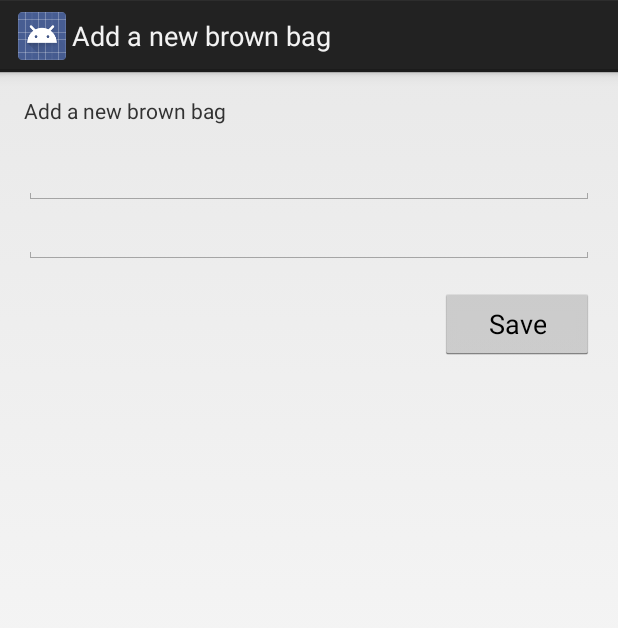
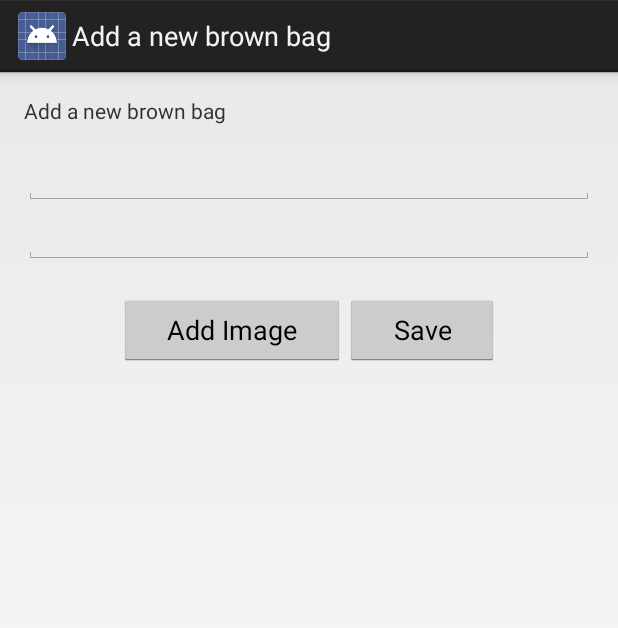
Before and after one commit to bart-blommaerts/android-workshop, an Android app: the AddBrownBagActivity screen opened directly, with no data from a screen before it, on a phone screen of 412 x 824 dp. Shown: the top 628 px of the screen. Run offline under Robolectric (Android 15) with nearby library versions, the phone set to English and light mode, and no system bars.

```diff
--- a/Workshop/src/main/AndroidManifest.xml
+++ b/Workshop/src/main/AndroidManifest.xml
@@ -36,4 +36,7 @@
         </activity>
     </application>
 
+    <uses-permission android:name="android.permission.CAMERA" />
+    <uses-feature android:name="android.hardware.camera" />
+    <uses-permission android:name="android.permission.WRITE_EXTERNAL_STORAGE" />
 </manifest>
--- a/Workshop/src/main/java/be/hp/workshop/data/ddl_dml/BrownBagContract.java
+++ b/Workshop/src/main/java/be/hp/workshop/data/ddl_dml/BrownBagContract.java
@@ -11,13 +11,15 @@ public class BrownBagContract implements BaseColumns {
     public static final String COLUMN_NAME_TITLE = "title";
     public static final String COLUMN_NAME_CONTENT = "content";
     public static final String COLUMN_NAME_IMAGE_ID = "image_id";
+    public static final String COLUMN_NAME_IMAGE_URL = "image_url";
 
     public static final String SQL_CREATE_TABLE =
             "CREATE TABLE " + TABLE_NAME + " (" +
                     _ID + " INTEGER PRIMARY KEY AUTOINCREMENT," +
                     COLUMN_NAME_TITLE + " TEXT," +
                     COLUMN_NAME_CONTENT + " TEXT," +
-                    COLUMN_NAME_IMAGE_ID + " TEXT" +
+                    COLUMN_NAME_IMAGE_ID + " TEXT," +
+                    COLUMN_NAME_IMAGE_URL + " TEXT" +
                     " )";
 
     public static final String SQL_DROP_TABLE =
--- a/Workshop/src/main/java/be/hp/workshop/data/ddl_dml/BrownBagDbHelper.java
+++ b/Workshop/src/main/java/be/hp/workshop/data/ddl_dml/BrownBagDbHelper.java
@@ -9,7 +9,7 @@ import android.database.sqlite.SQLiteOpenHelper;
  */
 public class BrownBagDbHelper extends SQLiteOpenHelper {
     // If you change the database schema, you must increment the database version.
-    public static final int DATABASE_VERSION = 17;
+    public static final int DATABASE_VERSION = 20;
     public static final String DATABASE_NAME = "BrownBag.db";
 
     public BrownBagDbHelper(Context context) {
--- a/Workshop/src/main/res/layout/activity_add_brownbag.xml
+++ b/Workshop/src/main/res/layout/activity_add_brownbag.xml
@@ -35,6 +35,24 @@
             android:layout_height="wrap_content"
             android:inputType="text" />
 
+    <LinearLayout
+        android:orientation="horizontal"
+        android:layout_width="fill_parent"
+        android:layout_height="match_parent"
+        android:layout_gravity="center"
+        android:paddingTop="20dp"
+        android:gravity="center">
+
+        <Button android:id="@+id/add_image"
+            android:layout_width="wrap_content"
+            android:layout_height="wrap_content"
+            android:layout_marginTop="16dp"
+            android:text="@string/add_brown_bag_add_image"
+            android:paddingLeft="32dp"
+            android:paddingRight="32dp"
+            android:layout_gravity="center_horizontal"
+            android:gravity="center" />
+
         <Button android:id="@+id/save"
             android:layout_width="wrap_content"
             android:layout_height="wrap_content"
@@ -42,8 +60,10 @@
             android:text="@string/add_brown_bag_save"
             android:paddingLeft="32dp"
             android:paddingRight="32dp"
-            android:layout_gravity="right" />
+            android:layout_gravity="center_horizontal"
+            android:gravity="center" />
 
+        </LinearLayout>
     </LinearLayout>
 
-    </FrameLayout>
+</FrameLayout>
--- a/Workshop/src/main/res/values/strings.xml
+++ b/Workshop/src/main/res/values/strings.xml
@@ -8,5 +8,7 @@
     <string name="action_compose">Add brown bag</string>
     <string name="title_activity_add_brown_bag">Add a new brown bag</string>
     <string name="add_brown_bag_save">Save</string>
+    <string name="add_brown_bag_add_image">Add Image</string>
+
 
 </resources>
```
Also changed, not shown: Workshop/src/main/java/be/hp/workshop/AddBrownBagActivity.java (+36 -1 lines), Workshop/src/main/java/be/hp/workshop/ItemDetailFragment.java (+16 -4 lines), Workshop/src/main/java/be/hp/workshop/data/model/BrownBag.java (+11 -1 lines), Workshop/src/main/java/be/hp/workshop/data/service/BrownBagService.java (+5 -8 lines), Workshop/src/main/java/be/hp/workshop/util/CameraManipulation.java (added, +52 -0 lines).
